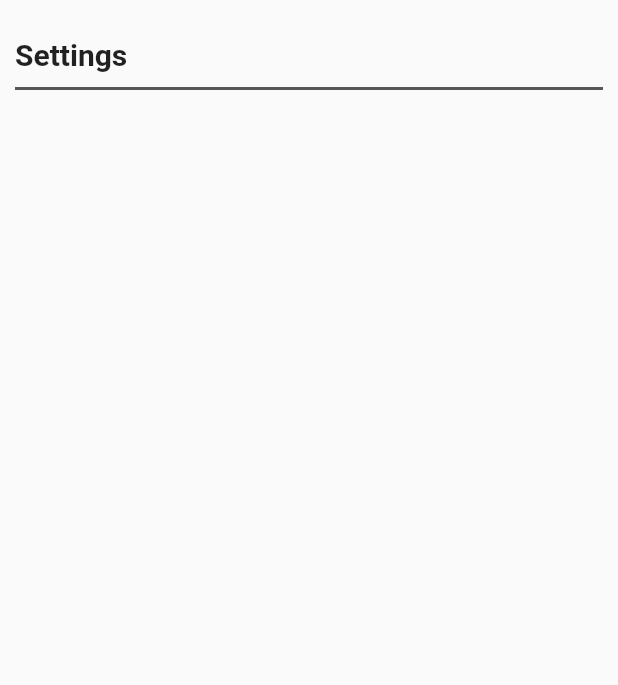
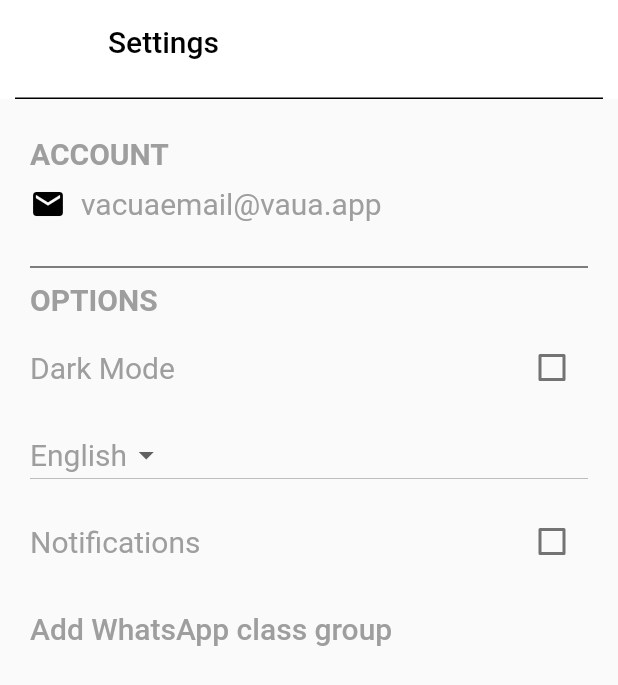
Before and after one commit to yokwejuste/vacua-app, a Flutter app: the SettingsPage screen opened directly, on a phone screen of 412 x 824 dp. Shown: the top 685 px of the screen. Run offline on Flutter 3.47's test engine with Material 2 defaults, Android fonts, the phone set to English and light mode, and no system bars; our stand-ins replace cloud_firestore, firebase_auth, firebase_core, flutter_svg, google_fonts; missing offline and left inert: dart:ffi; accounts and stored records are empty.

Commit message:
Settings page ui designed (#13)
* feat: project structure created

* fix: resolved conflicts

* feat: flutter_svg package installed and images assets folder added

* ui: updated login screen design

* refactor: renamed settings widget to settingsPage

* feat: app bar for settings tab added

* fix: disabled physics on home page to enable scrolling on home page

* feat: settings page designed

```diff
--- a/lib/constants/colors.dart
+++ b/lib/constants/colors.dart
@@ -1,3 +1,3 @@
 import 'package:flutter/material.dart';
 
-const Color kPrimaryColor = Color(0xFF845EC2);
+const Color kPrimaryColor = Color.fromRGBO(146, 29, 218, 1);
--- /dev/null
+++ b/lib/screens/SettingsPage.dart
@@ -0,0 +1,173 @@
+import "package:flutter/material.dart";
+import "package:vacua_app/constants/colors.dart";
+
+class SettingsPage extends StatefulWidget {
+  const SettingsPage({super.key});
+
+  @override
+  State<SettingsPage> createState() => _SettingsPageState();
+}
+
+class _SettingsPageState extends State<SettingsPage> {
+  bool _darkMode = false;
+  String _dropDownValue = "English";
+  bool _enableNotification = false;
+  @override
+  Widget build(BuildContext context) {
+    return Scaffold(
+      appBar: AppBar(
+        elevation: 0,
+        backgroundColor: Colors.white,
+        title: const Text(
+          "Settings",
+          style: TextStyle(
+            color: Colors.black,
+          ),
+        ),
+        bottom: PreferredSize(
+          preferredSize: const Size.fromHeight(10.0),
+          child: Container(
+            color: Colors.black,
+            height: 1.0,
+            margin: const EdgeInsets.symmetric(horizontal: 10.0),
+          ),
+        ),
+      ),
+      body: ListView(
+        padding: const EdgeInsets.symmetric(horizontal: 20.0),
+        children: <Widget>[
+          const SizedBox(
+            height: 25.0,
+          ),
+          const Text(
+            "ACCOUNT",
+            style: TextStyle(
+                color: Colors.grey,
+                fontWeight: FontWeight.bold,
+                fontSize: 20.0),
+          ),
+          const SizedBox(
+            height: 10.0,
+          ),
+          Row(
+            children: const <Widget>[
+              Icon(
+                Icons.email,
+                color: Colors.black,
+              ),
+              SizedBox(
+                width: 10.0,
+              ),
+              Text(
+                "vacuaemail@vaua.app",
+                style: TextStyle(
+                  color: Colors.grey,
+                  fontSize: 20.0,
+                ),
+              ),
+            ],
+          ),
+          const SizedBox(
+            height: 20,
+          ),
+          const Divider(
+            color: Colors.black,
+            height: 20,
+          ),
+          const Text(
+            "OPTIONS",
+            style: TextStyle(
+                color: Colors.grey,
+                fontWeight: FontWeight.bold,
+                fontSize: 20.0),
+          ),
+          const SizedBox(
+            height: 10.0,
+          ),
+          Row(
+            children: <Widget>[
+              const Text(
+                "Dark Mode",
+                style: TextStyle(
+                  color: Colors.grey,
+                  fontSize: 20.0,
+                ),
+              ),
+              Expanded(
+                child: Container(),
+              ),
+              Checkbox(
+                  value: _darkMode,
+                  onChanged: (value) {
+                    setState(() {
+                      _darkMode = value!;
+                    });
+                  }),
+            ],
+          ),
+          const SizedBox(
+            height: 10,
+          ),
+          DropdownButton(
+              value: _dropDownValue,
+              items: <String>["English", "French "]
+                  .map<DropdownMenuItem<String>>((String value) {
+                return DropdownMenuItem<String>(
+                  value: value,
+                  child: Text(value,
+                      style:
+                          const TextStyle(fontSize: 20.0, color: Colors.grey)),
+                );
+              }).toList(),
+              onChanged: (String? value) {
+                setState(() {
+                  _dropDownValue = value!;
+                });
+              }),
+          const SizedBox(
+            height: 10,
+          ),
+          Row(
+            children: <Widget>[
+              const Text(
+                "Notifications",
+                style: TextStyle(
+                  color: Colors.grey,
+                  fontSize: 20.0,
+                ),
+              ),
+              Expanded(
+                child: Container(),
+              ),
+              Checkbox(
+                  value: _enableNotification,
+                  onChanged: (value) {
+                    setState(() {
+                      _enableNotification = value!;
+                    });
+                  }),
+            ],
+          ),
+          const SizedBox(
+            height: 10,
+          ),
+          TextButton(
+              onPressed: () {},
+              style: ButtonStyle(
+                padding: MaterialStateProperty.all<EdgeInsets>(
+                  const EdgeInsets.all(0),
+                ),
+                alignment: Alignment.centerLeft,
+              ),
+              child: const Text(
+                "Add WhatsApp class group",
+                style: TextStyle(
+                  color: Colors.grey,
+                  fontSize: 20.0,
+                ),
+              ))
+        ],
+      ),
+    );
+  }
+}
--- a/lib/screens/classRoomScreen.dart
+++ b/lib/screens/classRoomScreen.dart
@@ -1,6 +1,6 @@
 import 'package:flutter/material.dart';
 import 'package:vacua_app/screens/homeScreen.dart';
-import 'settingsWidget.dart';
+import 'settingsPage.dart';
 
 class ClassRooms extends StatefulWidget {
   const ClassRooms({super.key});
--- a/lib/screens/homeScreen.dart
+++ b/lib/screens/homeScreen.dart
@@ -16,7 +16,6 @@ class _MainHomePageState extends State<MainHomePage> {
     return SafeArea(
       child: ListView(
         padding: const EdgeInsets.all(8.0),
-        physics: const NeverScrollableScrollPhysics(),
         children: <Widget>[
           const SizedBox(
             height: 20.0,
--- a/lib/screens/settingsWidget.dart
+++ /dev/null
@@ -1,43 +0,0 @@
-import "package:flutter/material.dart";
-
-class SettingsPage extends StatefulWidget {
-  const SettingsPage({super.key});
-
-  @override
-  State<SettingsPage> createState() => _SettingsPageState();
-}
-
-class _SettingsPageState extends State<SettingsPage> {
-  @override
-  Widget build(BuildContext context) {
-    return Scaffold(
-      body: ListView(
-        children: <Widget>[
-          SizedBox(
-            height: 25.0,
-          ),
-          Container(
-            margin: EdgeInsets.only(left: 10.0),
-            child: Text(
-              "Settings",
-              textAlign: TextAlign.start,
-              style: TextStyle(
-                fontWeight: FontWeight.bold,
-                fontSize: 20.0,
-              ),
-            ),
-          ),
-          Container(
-            margin: EdgeInsets.symmetric(
-              vertical: 10.0,
-              horizontal: 10.0,
-            ),
-            height: 2.0,
-            width: double.infinity,
-            color: Color.fromARGB(255, 87, 87, 87),
-          ),
-        ],
-      ),
-    );
-  }
-}
```
